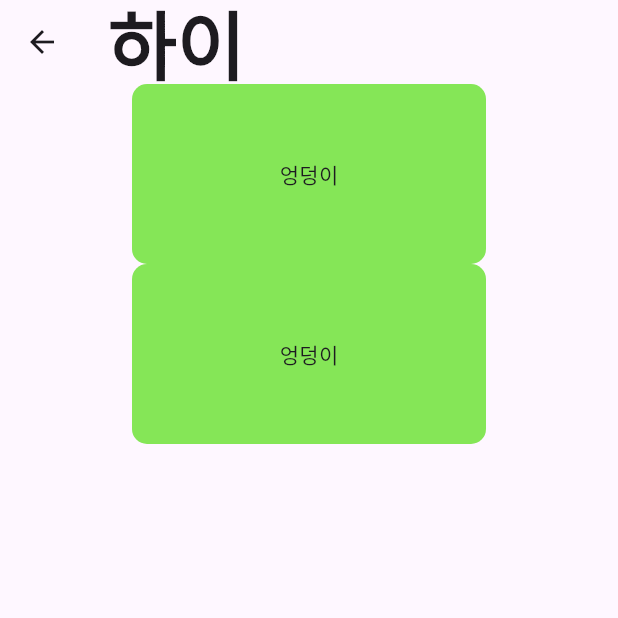
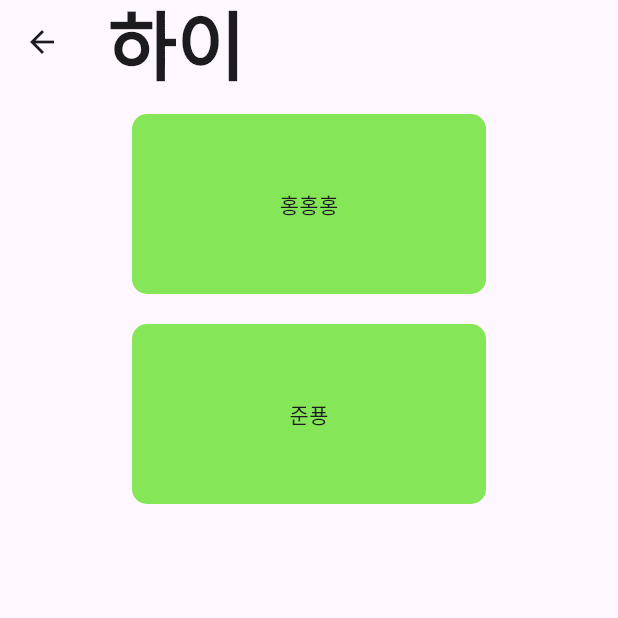
Before and after one commit to Living-Share/app_flutter, a Flutter app: the screen it shows after launch, on a phone screen of 412 x 824 dp, the top half of it. Run offline on Flutter 3.47's test engine with Material 3 defaults, Android fonts, the phone set to English and light mode, and no system bars; our stand-ins replace flutter_svg, get; missing offline and left inert: dart:ffi; Roboto replaces fonts that are missing (Pretendard).

Commit message:
DESIGN: DoWorkContainer 디자인 수정

```diff
--- a/lib/style/components/container_box.dart
+++ b/lib/style/components/container_box.dart
@@ -1,11 +1,17 @@
+import 'dart:ffi';
+
 import 'package:flutter/material.dart';
 import 'package:get/get.dart';
 import 'package:get/get_core/src/get_main.dart';
 import 'package:living_share_app/style/theme/Colors.dart';
 
-Container DoWorkContainer() {
+Container DoWorkContainer({
+  required String title,
+  required bool isDoWork,
+}) {
   return Container(
     padding: const EdgeInsets.fromLTRB(44, 0, 44, 0),
+    margin: const EdgeInsets.only(top: 20),
     child: Column(
       mainAxisAlignment: MainAxisAlignment.start,
       children: [
@@ -14,10 +20,10 @@ Container DoWorkContainer() {
           height: 120,
           decoration: BoxDecoration(
             borderRadius: BorderRadius.circular(10),
-            color: ThemeColors.primary,
+            color: isDoWork ? ThemeColors.primary : ThemeColors.black,
           ),
-          child: const Center(
-            child: Text("엉덩이"),
+          child: Center(
+            child: Text(title),
           ),
         )
       ],
--- a/lib/ui/homePage/home_page.dart
+++ b/lib/ui/homePage/home_page.dart
@@ -16,8 +16,14 @@ class HomePage extends StatelessWidget {
         child: Column(
           mainAxisAlignment: MainAxisAlignment.start,
           children: [
-            DoWorkContainer(),
-            DoWorkContainer(),
+            DoWorkContainer(
+              title: '홍홍홍',
+              isDoWork: true,
+            ),
+            DoWorkContainer(
+              title: '준푱',
+              isDoWork: true,
+            ),
           ],
         ),
       ),
```
